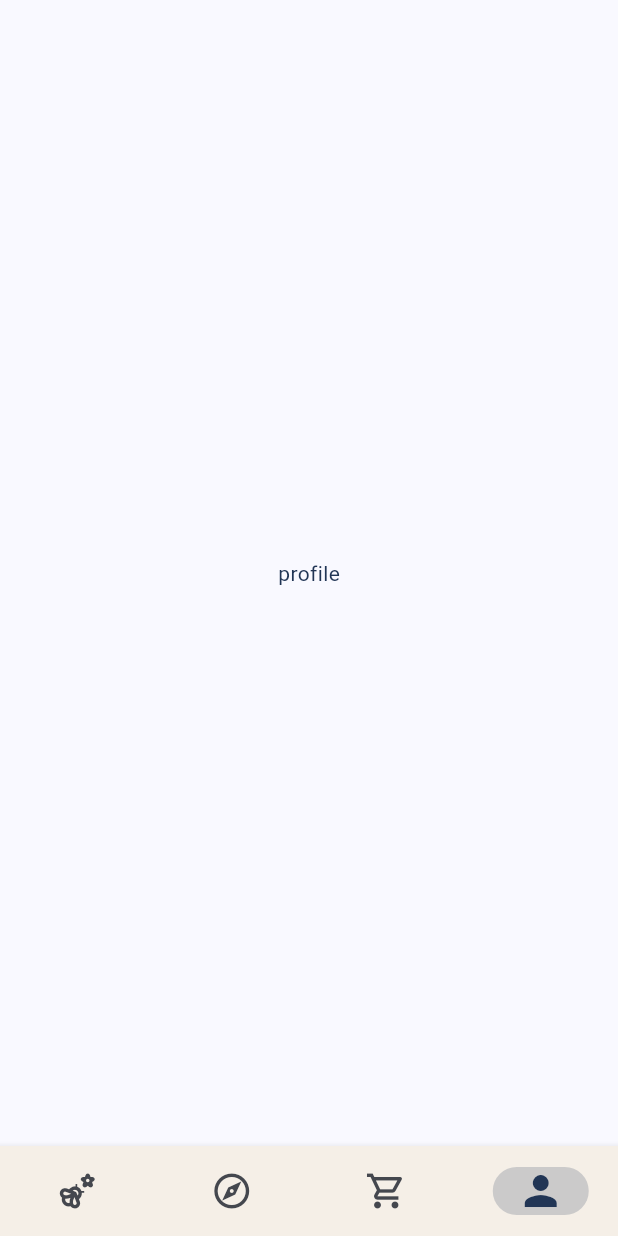
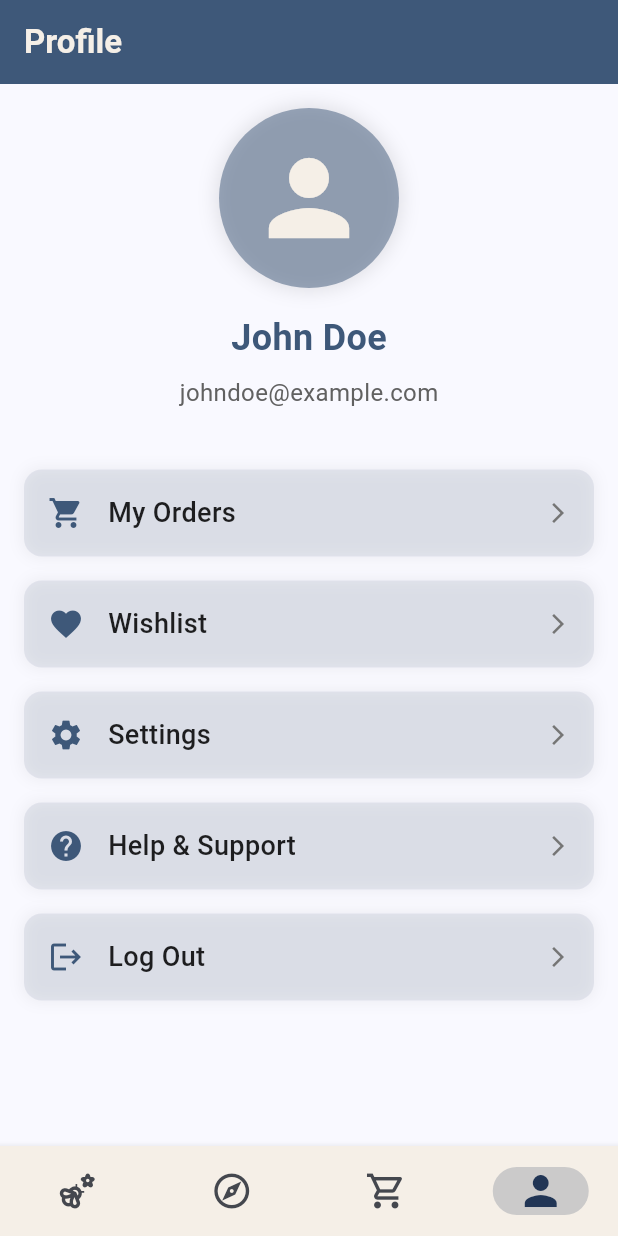
Before and after one commit to kirmada150905/bitshop, a Flutter app: the screen it shows after launch, item 4 of the bottom bar chosen, on a phone screen of 412 x 824 dp. Run offline on Flutter 3.47's test engine with Material 3 defaults, Android fonts, the phone set to English and light mode, and no system bars; our stand-ins replace carousel_slider, cloud_firestore, dio, firebase_auth, firebase_core, flutter_easyloading and 7 more; missing offline and left inert: progress_bar_countdown; accounts and stored records are empty; network calls fail.

Commit message:
explore tweaked

```diff
--- a/lib/Core/pages/base_page.dart
+++ b/lib/Core/pages/base_page.dart
@@ -20,7 +20,8 @@ class BasePage extends ConsumerWidget {
           physics: const NeverScrollableScrollPhysics(),
           children: [
             Text(
-              "Hi, ${user?.displayName?.split(" ")[0].toTitleCase()}",
+              textAlign: TextAlign.center,
+              "BITShop",
               style: TextStyle(
                 fontSize: 25,
                 fontWeight: FontWeight.bold,
@@ -52,6 +53,7 @@ class BasePage extends ConsumerWidget {
                 physics: const NeverScrollableScrollPhysics(),
                 children: [
                   Row(
+                    mainAxisAlignment: MainAxisAlignment.center,
                     children: [
                       Text(
                         "Shop By Categories",
@@ -71,7 +73,8 @@ class BasePage extends ConsumerWidget {
             Divider(height: 2, color: darkBlue),
             const SizedBox(height: 20),
             Text(
-              "Featured for ${user?.displayName?.split(" ")[0].toTitleCase()}",
+              "Featured",
+              textAlign: TextAlign.center,
               style: TextStyle(
                 color: darkBlue,
                 fontSize: 25,
@@ -96,7 +99,10 @@ class FeaturedProducts extends ConsumerWidget {
       return ProductGridBuilder(products: products);
     }, error: (error, StackTrace) {
       return Container(
-        child: Text(error.toString()),
+        child: Text(
+          error.toString(),
+          textAlign: TextAlign.center,
+        ),
       );
     }, loading: () {
       return Center(
--- a/lib/Core/pages/profile_page.dart
+++ b/lib/Core/pages/profile_page.dart
@@ -1,11 +1,161 @@
 import 'package:flutter/material.dart';
 import 'package:flutter_riverpod/flutter_riverpod.dart';
+import 'package:bitshop/styles/colors.dart';
 
 class ProfilePage extends ConsumerWidget {
   const ProfilePage({super.key});
 
   @override
   Widget build(BuildContext context, WidgetRef ref) {
-    return Center(child: Text("profile"),);
+    return Scaffold(
+      appBar: AppBar(
+        title: Text(
+          "Profile",
+          style: TextStyle(
+            color: cream,
+            fontWeight: FontWeight.bold,
+          ),
+        ),
+        backgroundColor: lightBlue,
+        elevation: 0,
+      ),
+      body: SafeArea(
+        child: Padding(
+          padding: const EdgeInsets.all(16.0),
+          child: Column(
+            crossAxisAlignment: CrossAxisAlignment.center,
+            children: [
+              // Profile Picture Section
+              Container(
+                width: 120,
+                height: 120,
+                decoration: BoxDecoration(
+                  shape: BoxShape.circle,
+                  color: lightBlue.withOpacity(0.5),
+                  boxShadow: [
+                    BoxShadow(
+                      color: Colors.black.withOpacity(0.1),
+                      blurRadius: 10.0,
+                      spreadRadius: 2.0,
+                    ),
+                  ],
+                ),
+                child: Icon(
+                  Icons.person,
+                  size: 80,
+                  color: cream,
+                ),
+              ),
+              const SizedBox(height: 16.0),
+              // Username Section
+              Text(
+                "John Doe",
+                style: TextStyle(
+                  fontSize: 24.0,
+                  fontWeight: FontWeight.bold,
+                  color: lightBlue,
+                ),
+              ),
+              const SizedBox(height: 8.0),
+              Text(
+                "johndoe@example.com",
+                style: TextStyle(
+                  fontSize: 16.0,
+                  color: Colors.grey[700],
+                ),
+              ),
+              const SizedBox(height: 32.0),
+              // Actions Section
+              Expanded(
+                child: ListView(
+                  children: [
+                    _buildProfileOption(
+                      context,
+                      icon: Icons.shopping_cart,
+                      label: "My Orders",
+                      onTap: () {},
+                    ),
+                    _buildProfileOption(
+                      context,
+                      icon: Icons.favorite,
+                      label: "Wishlist",
+                      onTap: () {},
+                    ),
+                    _buildProfileOption(
+                      context,
+                      icon: Icons.settings,
+                      label: "Settings",
+                      onTap: () {},
+                    ),
+                    _buildProfileOption(
+                      context,
+                      icon: Icons.help,
+                      label: "Help & Support",
+                      onTap: () {},
+                    ),
+                    _buildProfileOption(
+                      context,
+                      icon: Icons.logout,
+                      label: "Log Out",
+                      onTap: () {
+                        // Add logout logic here
+                      },
+                    ),
+                  ],
+                ),
+              ),
+            ],
+          ),
+        ),
+      ),
+    );
+  }
+
+  Widget _buildProfileOption(BuildContext context,
+      {required IconData icon,
+      required String label,
+      required VoidCallback onTap}) {
+    return GestureDetector(
+      onTap: onTap,
+      child: Container(
+        margin: const EdgeInsets.symmetric(vertical: 8.0),
+        padding: const EdgeInsets.all(16.0),
+        decoration: BoxDecoration(
+          color: lightBlue.withOpacity(0.1),
+          borderRadius: BorderRadius.circular(12.0),
+          boxShadow: [
+            BoxShadow(
+              color: Colors.black.withOpacity(0.05),
+              blurRadius: 8.0,
+              spreadRadius: 1.0,
+            ),
+          ],
+        ),
+        child: Row(
+          children: [
+            Icon(
+              icon,
+              size: 24.0,
+              color: lightBlue,
+            ),
+            const SizedBox(width: 16.0),
+            Text(
+              label,
+              style: TextStyle(
+                fontSize: 18.0,
+                fontWeight: FontWeight.w500,
+                color: Colors.black87,
+              ),
+            ),
+            const Spacer(),
+            Icon(
+              Icons.arrow_forward_ios,
+              size: 16.0,
+              color: Colors.grey[600],
+            ),
+          ],
+        ),
+      ),
+    );
   }
 }
--- a/lib/Core/product_listing_widgets.dart
+++ b/lib/Core/product_listing_widgets.dart
@@ -130,7 +130,7 @@ class ProductGridBuilder extends ConsumerWidget {
               borderRadius: BorderRadius.circular(12.0),
               boxShadow: [
                 BoxShadow(
-                  color: Colors.black.withOpacity(0.1),
+                  color: darkBlue.withOpacity(0.5),
                   blurRadius: 8.0,
                   spreadRadius: 2.0,
                   offset: const Offset(0, 4),
```
